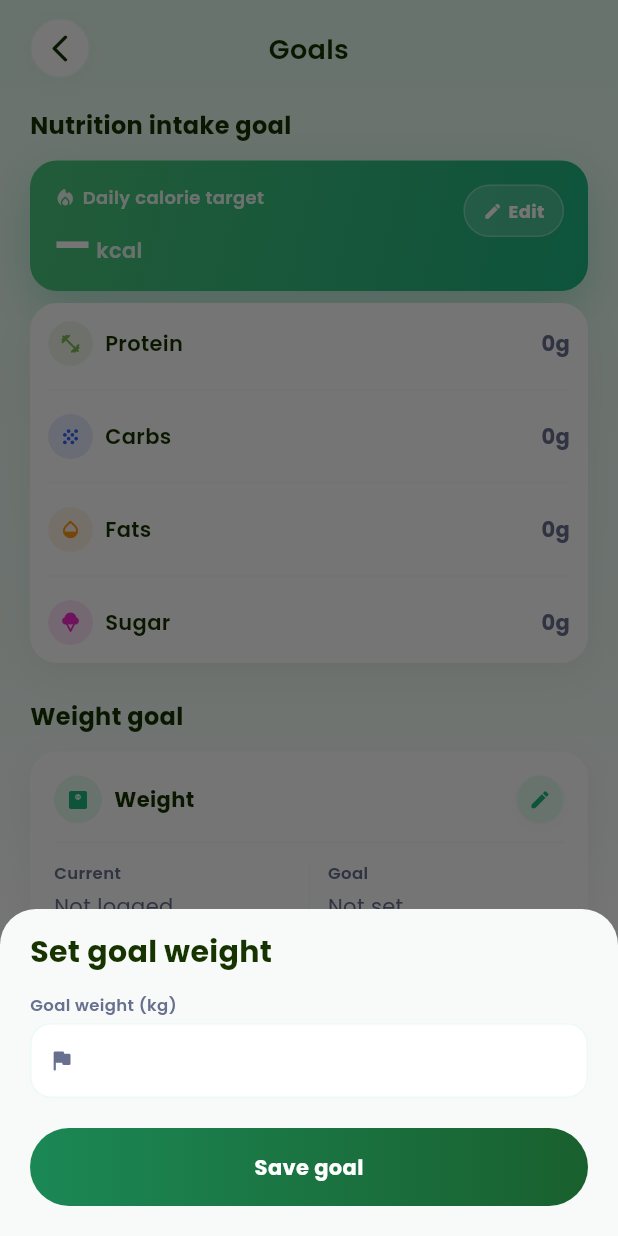
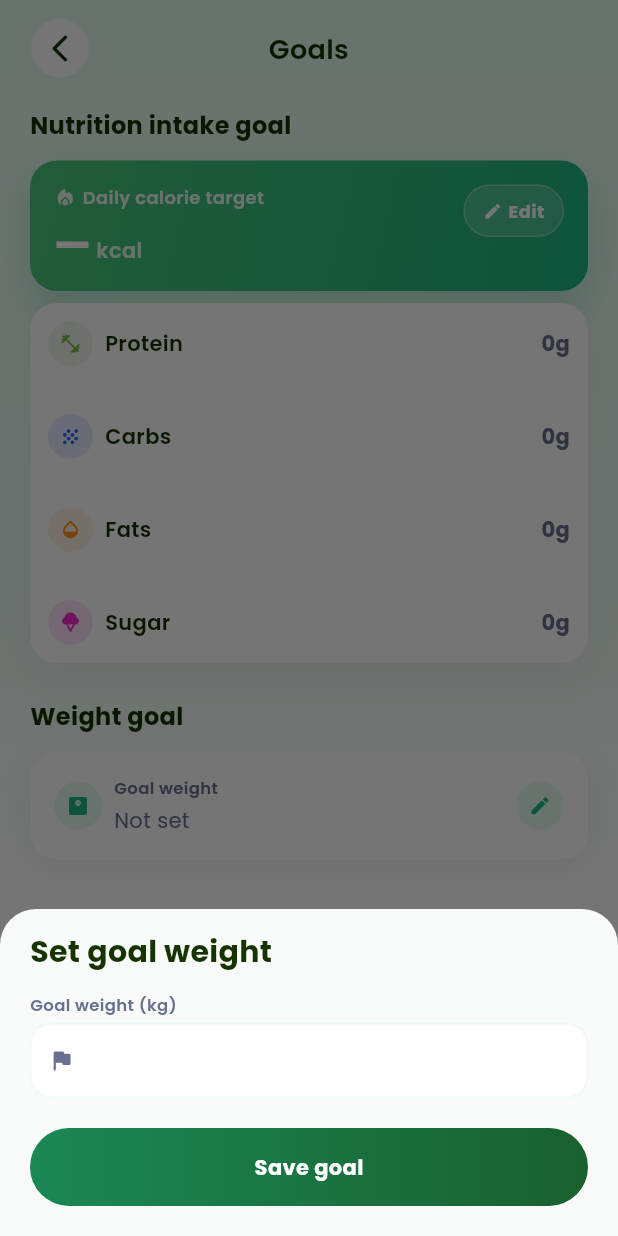
Before and after one commit to PrathapDev7/wealthify_rn, a Flutter app: the HealthGoalsScreen screen opened directly, after a tap on "Edit", after a tap on the "edit" icon, on a phone screen of 412 x 824 dp. Run offline on Flutter 3.47's test engine with Material 3 defaults, Android fonts, the phone set to English and light mode, and no system bars; our stand-ins replace dio, fl_chart, flutter_animate, flutter_local_notifications, flutter_riverpod, flutter_secure_storage and 7 more; missing offline and left inert: excel; accounts and stored records are empty; network calls fail.

Commit message:
Show only the weight goal, and fix Goals screen back navigation
Drop the current-weight column and on-target delta badge from the
Weight goal card - it now only shows the target weight, matching the
"set a goal" purpose of the screen.

Goals lives inside the tab shell (not pushed), so the header's
default maybePop() had nowhere to go. Route back explicitly to the
Healthify home tab instead.

Co-Authored-By: Claude Sonnet 5 <noreply@anthropic.com>

```diff
--- a/lib/features/calories/health_goals_screen.dart
+++ b/lib/features/calories/health_goals_screen.dart
@@ -1,8 +1,10 @@
 import 'package:flutter/material.dart';
 import 'package:flutter_riverpod/flutter_riverpod.dart';
+import 'package:go_router/go_router.dart';
 import 'package:intl/intl.dart';
 
 import '../../core/providers.dart';
+import '../../core/router/routes.dart';
 import '../../core/theme/app_spacing.dart';
 import '../../core/theme/app_theme.dart';
 import '../../core/theme/app_typography.dart';
@@ -30,7 +32,6 @@ class _HealthGoalsScreenState extends ConsumerState<HealthGoalsScreen> {
   DailyTotals? _dailyTotals;
   HealthProfile? _healthProfile;
   double? _targetWeightKg;
-  double? _currentWeightKg;
 
   @override
   void initState() {
@@ -61,7 +62,6 @@ class _HealthGoalsScreenState extends ConsumerState<HealthGoalsScreen> {
           caloriesRes['healthProfile'] as Map<String, dynamic>?,
         );
         _targetWeightKg = (weightRes['targetWeightKg'] as num?)?.toDouble();
-        _currentWeightKg = (weightRes['currentWeightKg'] as num?)?.toDouble();
       });
     } catch (e) {
       if (mounted) showAppSnack(context, _errorMessage(e), error: true);
@@ -203,7 +203,6 @@ class _HealthGoalsScreenState extends ConsumerState<HealthGoalsScreen> {
               const _GoalCardSkeleton()
             else
               _WeightGoalCard(
-                currentWeightKg: _currentWeightKg,
                 targetWeightKg: _targetWeightKg,
                 onEdit: _editWeightGoal,
               ),
@@ -218,7 +217,13 @@ class _HealthGoalsScreenState extends ConsumerState<HealthGoalsScreen> {
 
     return GradientScaffold(
       child: Column(
-        children: [const ScreenHeader(title: 'Goals'), content],
+        children: [
+          ScreenHeader(
+            title: 'Goals',
+            onBack: () => context.go(Routes.dashboard),
+          ),
+          content,
+        ],
       ),
     );
   }
@@ -281,31 +286,36 @@ class _StatValue extends StatelessWidget {
 
 class _WeightGoalCard extends StatelessWidget {
   const _WeightGoalCard({
-    required this.currentWeightKg,
     required this.targetWeightKg,
     required this.onEdit,
   });
 
-  final double? currentWeightKg;
   final double? targetWeightKg;
   final VoidCallback onEdit;
 
   @override
   Widget build(BuildContext context) {
     final c = context.colors;
-    final hasBoth = currentWeightKg != null && targetWeightKg != null;
-    final delta = hasBoth ? currentWeightKg! - targetWeightKg! : null;
 
     return AppCard(
-      child: Column(
-        crossAxisAlignment: CrossAxisAlignment.start,
-        children: [
-          Row(
+      child: Row(
         children: [
           const _IconBadge(icon: Icons.monitor_weight_rounded),
           const SizedBox(width: AppSpacing.sm),
           Expanded(
-                child: Text('Weight', style: AppText.bodyStrong.copyWith(color: c.text)),
+            child: Column(
+              crossAxisAlignment: CrossAxisAlignment.start,
+              children: [
+                Text('Goal weight',
+                    style: AppText.label.copyWith(color: c.textSubtle)),
+                const SizedBox(height: 4),
+                targetWeightKg != null
+                    ? _StatValue(
+                        value: targetWeightKg!.toStringAsFixed(1), unit: 'kg')
+                    : Text('Not set',
+                        style: AppText.body.copyWith(color: c.textSubtle)),
+              ],
+            ),
           ),
           CircleIconButton(
             icon: Icons.edit_rounded,
@@ -315,68 +325,6 @@ class _WeightGoalCard extends StatelessWidget {
             color: c.primary,
             onTap: onEdit,
           ),
-            ],
-          ),
-          const SizedBox(height: AppSpacing.md),
-          Container(height: 1, color: c.divider),
-          const SizedBox(height: AppSpacing.md),
-          Row(
-            children: [
-              Expanded(
-                child: Column(
-                  crossAxisAlignment: CrossAxisAlignment.start,
-                  children: [
-                    Text('Current', style: AppText.label.copyWith(color: c.textSubtle)),
-                    const SizedBox(height: 4),
-                    currentWeightKg != null
-                        ? _StatValue(
-                            value: currentWeightKg!.toStringAsFixed(1), unit: 'kg')
-                        : Text('Not logged',
-                            style: AppText.body.copyWith(color: c.textSubtle)),
-                  ],
-                ),
-              ),
-              Container(width: 1, height: 36, color: c.divider),
-              Expanded(
-                child: Padding(
-                  padding: const EdgeInsets.only(left: AppSpacing.md),
-                  child: Column(
-                    crossAxisAlignment: CrossAxisAlignment.start,
-                    children: [
-                      Text('Goal', style: AppText.label.copyWith(color: c.textSubtle)),
-                      const SizedBox(height: 4),
-                      targetWeightKg != null
-                          ? _StatValue(
-                              value: targetWeightKg!.toStringAsFixed(1), unit: 'kg')
-                          : Text('Not set',
-                              style: AppText.body.copyWith(color: c.textSubtle)),
-                    ],
-                  ),
-                ),
-              ),
-            ],
-          ),
-          if (delta != null) ...[
-            const SizedBox(height: AppSpacing.md),
-            Container(
-              width: double.infinity,
-              padding: const EdgeInsets.symmetric(horizontal: AppSpacing.sm, vertical: AppSpacing.xxs),
-              decoration: BoxDecoration(
-                color: (delta.abs() < 0.05 ? c.accentDark : c.warning).withValues(alpha: 0.14),
-                borderRadius: BorderRadius.circular(AppRadius.pill),
-              ),
-              child: Text(
-                delta.abs() < 0.05
-                    ? 'On target'
-                    : '${delta > 0 ? '-' : '+'}${delta.abs().toStringAsFixed(1)} kg to go',
-                textAlign: TextAlign.center,
-                style: AppText.caption.copyWith(
-                  color: delta.abs() < 0.05 ? c.accentDark : c.warning,
-                  fontWeight: FontWeight.w600,
-                ),
-              ),
-            ),
-          ],
         ],
       ),
     );
@@ -389,23 +337,22 @@ class _GoalCardSkeleton extends StatelessWidget {
   @override
   Widget build(BuildContext context) {
     return AppCard(
-      child: Column(
-        crossAxisAlignment: CrossAxisAlignment.start,
-        children: [
-          Row(
+      child: Row(
         children: [
           const SkeletonCircle(size: 32),
           const SizedBox(width: AppSpacing.sm),
-              const Expanded(child: SkeletonLine(height: 14)),
+          Expanded(
+            child: Column(
+              crossAxisAlignment: CrossAxisAlignment.start,
+              children: const [
+                SkeletonLine(width: 80, height: 11),
+                SizedBox(height: 6),
+                SkeletonLine(width: 70, height: 18),
               ],
             ),
-          const SizedBox(height: AppSpacing.md),
-          Container(height: 1, color: context.colors.divider),
-          const SizedBox(height: AppSpacing.md),
-          for (var i = 0; i < 3; i++) ...[
-            const SkeletonLine(height: 14),
-            const SizedBox(height: AppSpacing.md),
-          ],
+          ),
+          const SizedBox(width: AppSpacing.sm),
+          const SkeletonCircle(size: 32),
         ],
       ),
     );
```
Lines whose indentation alone changed are shown as unchanged.
